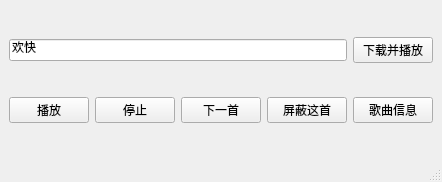
Above: mainwindow.ui from iwxyi/EmotionSongsPlayer before the change. Below: the same form after it.
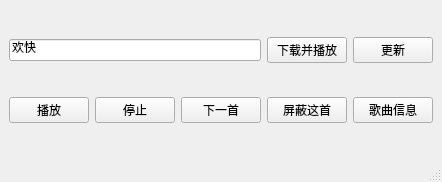
That is the form after the change.

```diff
--- a/mainwindow.ui
+++ b/mainwindow.ui
@@ -34,6 +34,13 @@
         </property>
        </widget>
       </item>
+      <item>
+       <widget class="QPushButton" name="pushButton_7">
+        <property name="text">
+         <string>更新</string>
+        </property>
+       </widget>
+      </item>
      </layout>
     </item>
     <item>
```
